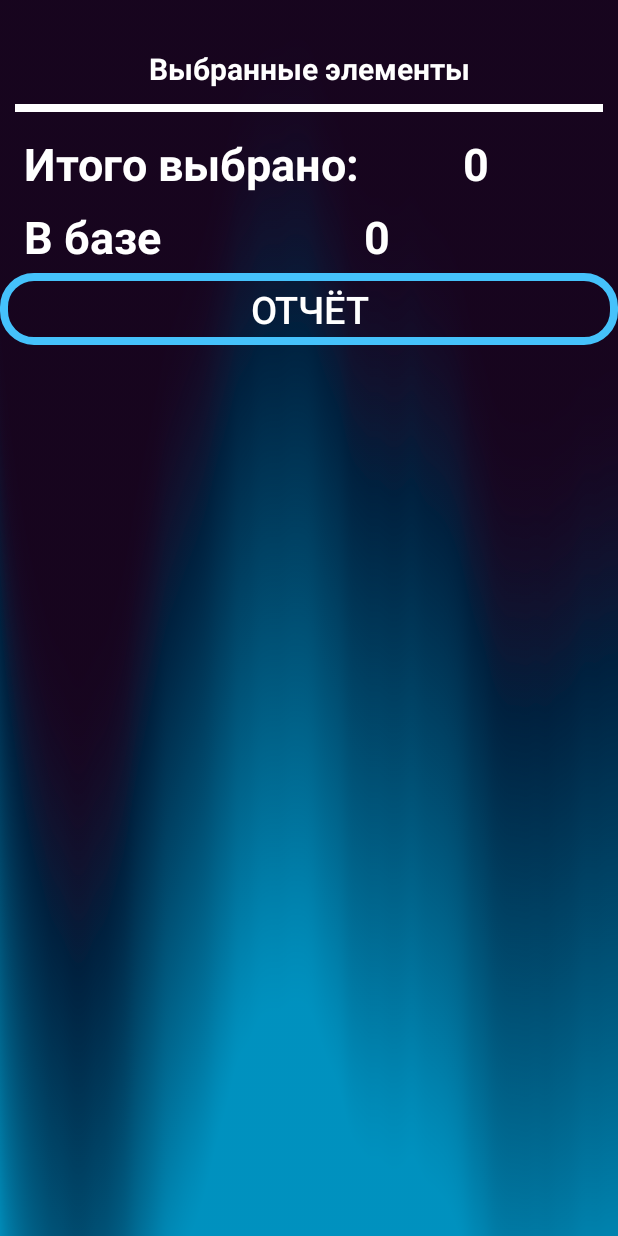
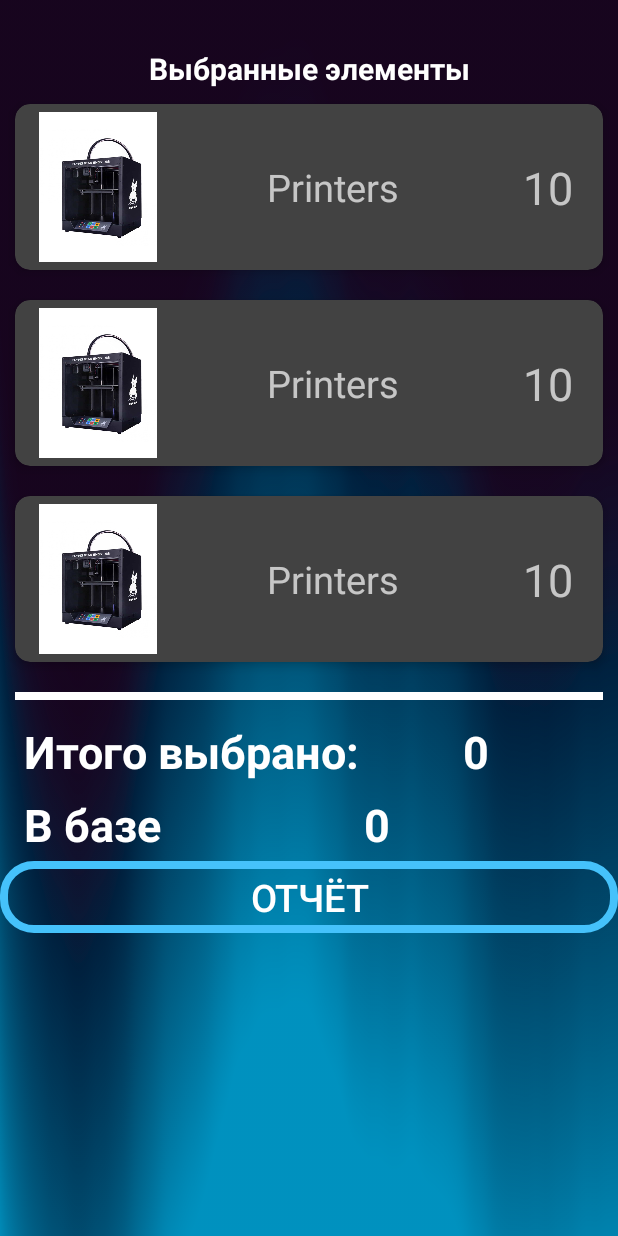
Before and after one commit to deavers/InvScan, an Android app: the layout activity_cart_list.xml on its own in the app's theme, with its tools: preview values and no code run, on a phone screen of 412 x 824 dp. Run offline under Robolectric (Android 15) with nearby library versions, the phone set to English and light mode, and no system bars; Roboto replaces fonts that are not available here.

Commit message:
checked items

```diff
--- a/app/build.gradle
+++ b/app/build.gradle
@@ -2,6 +2,8 @@ plugins {
     id 'com.android.application'
     id 'com.google.gms.google-services'
     id 'kotlin-android'
+    id 'kotlin-kapt'
+    id 'kotlin-parcelize'
 }
 
 android {
--- a/app/src/main/java/com/example/invscan/MainActivity.java
+++ b/app/src/main/java/com/example/invscan/MainActivity.java
@@ -85,10 +85,10 @@ public class MainActivity extends AppCompatActivity implements MenuListener {
         startActivity(intent);
     }
 
-    public void openactiviticart(View target) {
+/*    public void openactiviticart(View target) {
         Intent intent = new Intent(this, CartListActivity.class);
         startActivity(intent);
-    }
+    }*/
 
 
     @Override
--- a/app/src/main/java/com/example/invscan/domain/enteties/Category.kt
+++ b/app/src/main/java/com/example/invscan/domain/enteties/Category.kt
@@ -5,6 +5,12 @@ data class Category(
     val name:String
 )
 
+data class CategoryWithCount(
+    val id:Int,
+    val name:String,
+    var count:Int,
+)
+
 data class GetAllCategoriesResponse(val status:Boolean,val message:String,val categories:List<Category>?)
 
 data class GetCategoryResponse(val status:Boolean,val message:String,val category: Category)
--- a/app/src/main/res/layout/activity_cart_list.xml
+++ b/app/src/main/res/layout/activity_cart_list.xml
@@ -28,10 +28,11 @@
                 android:textStyle="bold" />
 
             <androidx.recyclerview.widget.RecyclerView
+                android:id="@+id/recyclerView"
+                app:layoutManager="androidx.recyclerview.widget.LinearLayoutManager"
+                tools:listitem="@layout/category_item"
                 android:layout_width="match_parent"
-                android:layout_height="match_parent" >
-
-            </androidx.recyclerview.widget.RecyclerView>
+                android:layout_height="match_parent"/>
 
             <View
                 android:id="@+id/view"
--- /dev/null
+++ b/app/src/main/res/layout/category_item.xml
@@ -0,0 +1,50 @@
+<?xml version="1.0" encoding="utf-8"?>
+<androidx.cardview.widget.CardView xmlns:android="http://schemas.android.com/apk/res/android"
+    android:layout_width="match_parent"
+    xmlns:tools="http://schemas.android.com/tools"
+    android:layout_margin="10dp"
+    android:layout_height="wrap_content"
+    app:cardElevation="4dp"
+    app:cardCornerRadius="10dp"
+    xmlns:app="http://schemas.android.com/apk/res-auto">
+
+    <androidx.constraintlayout.widget.ConstraintLayout
+        android:layout_width="match_parent"
+        android:layout_height="match_parent">
+
+        <ImageView
+            android:id="@+id/imgCategory"
+            app:layout_constraintTop_toTopOf="parent"
+            app:layout_constraintBottom_toBottomOf="parent"
+            app:layout_constraintStart_toStartOf="parent"
+            android:layout_margin="5dp"
+            tools:src="@drawable/dprinter"
+            android:layout_width="100dp"
+            android:layout_height="100dp"/>
+
+        <TextView
+            android:id="@+id/tvCount"
+            app:layout_constraintEnd_toEndOf="parent"
+            app:layout_constraintTop_toTopOf="parent"
+            android:layout_marginEnd="20dp"
+            android:textSize="30sp"
+            app:layout_constraintBottom_toBottomOf="parent"
+            tools:text="10"
+            android:layout_width="wrap_content"
+            android:layout_height="wrap_content"/>
+
+        <TextView
+            android:id="@+id/tvNameCategory"
+            app:layout_constraintStart_toEndOf="@id/imgCategory"
+            app:layout_constraintEnd_toStartOf="@id/tvCount"
+            app:layout_constraintTop_toTopOf="parent"
+            android:layout_marginEnd="20dp"
+            android:textSize="25sp"
+            app:layout_constraintBottom_toBottomOf="parent"
+            tools:text="Printers"
+            android:layout_width="wrap_content"
+            android:layout_height="wrap_content"/>
+
+    </androidx.constraintlayout.widget.ConstraintLayout>
+
+</androidx.cardview.widget.CardView>
--- a/app/src/main/res/layout/fragment_search.xml
+++ b/app/src/main/res/layout/fragment_search.xml
@@ -133,7 +133,6 @@
         android:layout_margin="20dp"
         android:background="@drawable/countobjects"
         android:text="0"
-        android:onClick="openactiviticart"
         android:textColor="@color/white"
         android:textSize="12sp"
         app:layout_constraintBottom_toBottomOf="parent"
```
Also changed, not shown: app/src/main/java/com/example/invscan/CartListActivity.java (+62 -3 lines), app/src/main/java/com/example/invscan/SearchFragment.java (+53 -30 lines), app/src/main/java/com/example/invscan/adapters/CategoryAdapter.kt (added, +34 -0 lines), app/src/main/java/com/example/invscan/adapters/DiffCategoryCallback.kt (added, +18 -0 lines), app/src/main/java/com/example/invscan/adapters/DiffInvItemCallback.kt (+6 -6 lines), app/src/main/java/com/example/invscan/adapters/InvItemAdapter.kt (+14 -4 lines), app/src/main/java/com/example/invscan/domain/enteties/InventoryItem.kt (+8 -1 lines), app/src/main/java/com/example/invscan/utils/consts.kt (+12 -0 lines).
